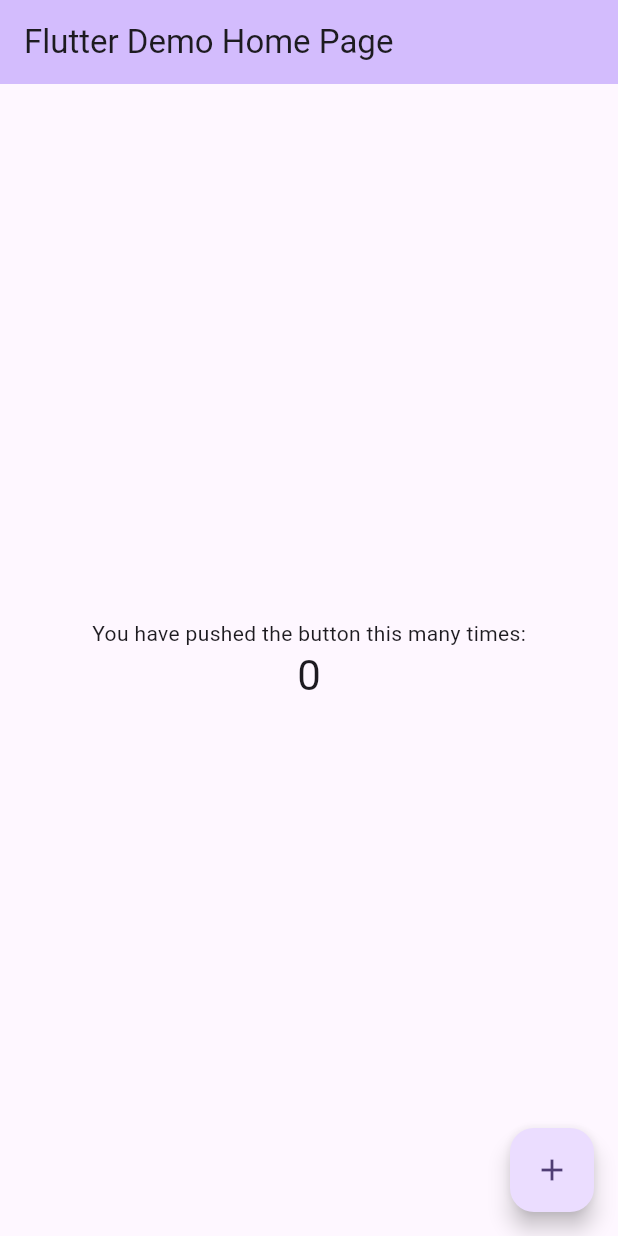
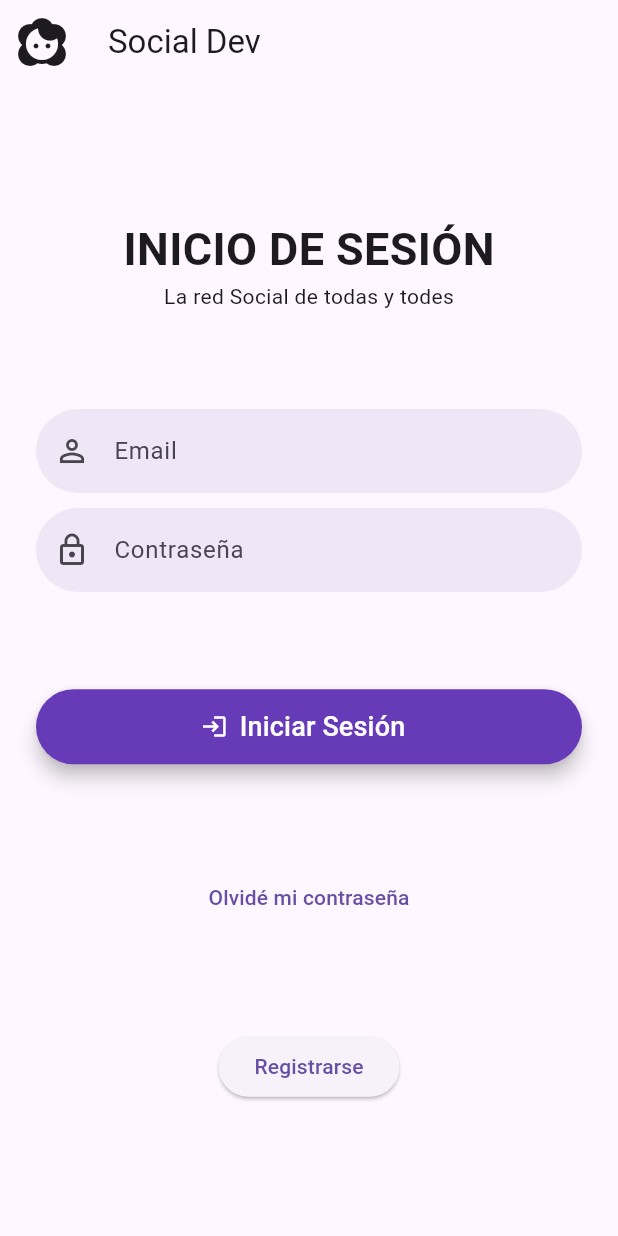
Before and after one commit to Luissylar/red_social_app, a Flutter app: the screen it shows after launch, on a phone screen of 412 x 824 dp. Run offline on Flutter 3.47's test engine with Material 3 defaults, Android fonts, the phone set to English and light mode, and no system bars.

Commit message:
realizando login y register de aplicacion red social

```diff
--- a/lib/main.dart
+++ b/lib/main.dart
@@ -1,125 +1,17 @@
 import 'package:flutter/material.dart';
+import 'package:red_social/pages/loginPage.dart'; // Asegúrate de importar tu pantalla de login
 
-void main() {
-  runApp(const MyApp());
-}
+void main() => runApp(MyApp());
 
 class MyApp extends StatelessWidget {
-  const MyApp({super.key});
-
-  // This widget is the root of your application.
   @override
   Widget build(BuildContext context) {
     return MaterialApp(
-      title: 'Flutter Demo',
+      title: 'Flutter Login Demo',
       theme: ThemeData(
-        // This is the theme of your application.
-        //
-        // TRY THIS: Try running your application with "flutter run". You'll see
-        // the application has a purple toolbar. Then, without quitting the app,
-        // try changing the seedColor in the colorScheme below to Colors.green
-        // and then invoke "hot reload" (save your changes or press the "hot
-        // reload" button in a Flutter-supported IDE, or press "r" if you used
-        // the command line to start the app).
-        //
-        // Notice that the counter didn't reset back to zero; the application
-        // state is not lost during the reload. To reset the state, use hot
-        // restart instead.
-        //
-        // This works for code too, not just values: Most code changes can be
-        // tested with just a hot reload.
-        colorScheme: ColorScheme.fromSeed(seedColor: Colors.deepPurple),
-        useMaterial3: true,
+        primarySwatch: Colors.blue,
       ),
-      home: const MyHomePage(title: 'Flutter Demo Home Page'),
+      home: LoginPage(), // Define la página de login como la primera pantalla
     );
   }
 }
-
-class MyHomePage extends StatefulWidget {
-  const MyHomePage({super.key, required this.title});
-
-  // This widget is the home page of your application. It is stateful, meaning
-  // that it has a State object (defined below) that contains fields that affect
-  // how it looks.
-
-  // This class is the configuration for the state. It holds the values (in this
-  // case the title) provided by the parent (in this case the App widget) and
-  // used by the build method of the State. Fields in a Widget subclass are
-  // always marked "final".
-
-  final String title;
-
-  @override
-  State<MyHomePage> createState() => _MyHomePageState();
-}
-
-class _MyHomePageState extends State<MyHomePage> {
-  int _counter = 0;
-
-  void _incrementCounter() {
-    setState(() {
-      // This call to setState tells the Flutter framework that something has
-      // changed in this State, which causes it to rerun the build method below
-      // so that the display can reflect the updated values. If we changed
-      // _counter without calling setState(), then the build method would not be
-      // called again, and so nothing would appear to happen.
-      _counter++;
-    });
-  }
-
-  @override
-  Widget build(BuildContext context) {
-    // This method is rerun every time setState is called, for instance as done
-    // by the _incrementCounter method above.
-    //
-    // The Flutter framework has been optimized to make rerunning build methods
-    // fast, so that you can just rebuild anything that needs updating rather
-    // than having to individually change instances of widgets.
-    return Scaffold(
-      appBar: AppBar(
-        // TRY THIS: Try changing the color here to a specific color (to
-        // Colors.amber, perhaps?) and trigger a hot reload to see the AppBar
-        // change color while the other colors stay the same.
-        backgroundColor: Theme.of(context).colorScheme.inversePrimary,
-        // Here we take the value from the MyHomePage object that was created by
-        // the App.build method, and use it to set our appbar title.
-        title: Text(widget.title),
-      ),
-      body: Center(
-        // Center is a layout widget. It takes a single child and positions it
-        // in the middle of the parent.
-        child: Column(
-          // Column is also a layout widget. It takes a list of children and
-          // arranges them vertically. By default, it sizes itself to fit its
-          // children horizontally, and tries to be as tall as its parent.
-          //
-          // Column has various properties to control how it sizes itself and
-          // how it positions its children. Here we use mainAxisAlignment to
-          // center the children vertically; the main axis here is the vertical
-          // axis because Columns are vertical (the cross axis would be
-          // horizontal).
-          //
-          // TRY THIS: Invoke "debug painting" (choose the "Toggle Debug Paint"
-          // action in the IDE, or press "p" in the console), to see the
-          // wireframe for each widget.
-          mainAxisAlignment: MainAxisAlignment.center,
-          children: <Widget>[
-            const Text(
-              'You have pushed the button this many times:',
-            ),
-            Text(
-              '$_counter',
-              style: Theme.of(context).textTheme.headlineMedium,
-            ),
-          ],
-        ),
-      ),
-      floatingActionButton: FloatingActionButton(
-        onPressed: _incrementCounter,
-        tooltip: 'Increment',
-        child: const Icon(Icons.add),
-      ), // This trailing comma makes auto-formatting nicer for build methods.
-    );
-  }
-}
--- a/lib/pages/loginPage.dart
+++ b/lib/pages/loginPage.dart
@@ -0,0 +1,175 @@
+import 'package:flutter/material.dart';
+import 'package:red_social/pages/register.dart';
+// La importación de 'package:flutter/rendering.dart' parece no ser necesaria aquí.
+
+// Declara los controladores de texto fuera de la clase del widget
+final TextEditingController _emailController = TextEditingController();
+final TextEditingController _passwordController = TextEditingController();
+
+class LoginPage extends StatelessWidget {
+  const LoginPage({Key? key}) : super(key: key);
+
+  @override
+  Widget build(BuildContext context) {
+    return SafeArea(
+      child: Scaffold(
+        appBar: AppBar(
+          title: Text("Social Dev"),
+          leading: Icon( // Icono como logotipo de red social
+            Icons.face_2, // Cambia a cualquier icono que desees usar como logotipo de red social
+            size: 32, // Tamaño del icono
+          ),
+        ),
+        body: Container(
+          margin: EdgeInsets.all(24),
+          child: Column(
+            mainAxisAlignment: MainAxisAlignment.spaceEvenly,
+            children: [
+              _header(context),
+              _inputField(context),
+              _loginButton(context),
+              _forgotPassword(context),
+              _signup(context)
+            ],
+          ),
+        ),
+      ),
+    );
+  }
+
+  Widget _header(BuildContext context) {
+    return Column(
+      children: [
+        Text(
+          "INICIO DE SESIÓN",
+          style: TextStyle(fontSize: 30, fontWeight: FontWeight.bold),
+        ),
+        Text(
+          "La red Social de todas y todes",
+        ),
+      ],
+    );
+  }
+
+  Widget _inputField(BuildContext context) {
+    return Column(
+      crossAxisAlignment: CrossAxisAlignment.stretch,
+      children: [
+        TextField(
+          controller: _emailController, // Asigna el controlador al campo de texto de email
+          decoration: InputDecoration(
+            hintText: "Email",
+            border: OutlineInputBorder(
+              borderRadius: BorderRadius.all(Radius.circular(28)),
+              borderSide: BorderSide.none,
+            ),
+            fillColor: Theme.of(context).primaryColor.withOpacity(0.1),
+            filled: true,
+            prefixIcon: Icon(Icons.person_outline),
+          ),
+        ),
+        SizedBox(height: 10,),
+        TextField(
+          controller: _passwordController, // Asigna el controlador al campo de texto de contraseña
+          decoration: InputDecoration(
+            hintText: "Contraseña",
+            border: OutlineInputBorder(
+              borderRadius: BorderRadius.all(Radius.circular(28)),
+              borderSide: BorderSide.none,
+            ),
+            fillColor: Theme.of(context).primaryColor.withOpacity(0.1),
+            filled: true,
+            prefixIcon: Icon(Icons.lock_outline),
+          ),
+          obscureText:true,
+        ),
+      ],
+    );
+  }
+
+  Widget _loginButton(BuildContext context) {
+    return ElevatedButton.icon(
+      icon: Icon(Icons.login),
+      label: Text(
+        'Iniciar Sesión',
+        style: TextStyle(
+          fontSize: 18,
+        ),
+      ),
+      onPressed: () {
+        // Lógica de verificación de los campos de entrada
+        if (_emailController.text.isEmpty || _passwordController.text.isEmpty) {
+          // Mostrar un modal si los campos están vacíos
+          showDialog(
+            context: context,
+            builder: (context) => AlertDialog(
+              title: Text('Campos Incompletos'),
+              content: Text('Por favor, complete todos los campos.'),
+              actions: <Widget>[
+                TextButton(
+                  onPressed: () => Navigator.of(context).pop(),
+                  child: Text('Cerrar'),
+                ),
+              ],
+            ),
+          );
+        } else if (!isValidEmail(_emailController.text)) {
+          // Mostrar un modal si el email no es válido
+          showDialog(
+            context: context,
+            builder: (context) => AlertDialog(
+              title: Text('Email Inválido'),
+              content: Text('Por favor, introduzca un email válido.'),
+              actions: <Widget>[
+                TextButton(
+                  onPressed: () => Navigator.of(context).pop(),
+                  child: Text('Cerrar'),
+                ),
+              ],
+            ),
+          );
+        } else {
+          // Si los campos son válidos, puedes proceder con la lógica de inicio de sesión
+          print("Iniciando sesión...");
+        }
+      },
+      style: ElevatedButton.styleFrom(
+        backgroundColor: Colors.deepPurple,
+        foregroundColor: Colors.white,
+        minimumSize: Size(double.infinity, 50),
+        shape: RoundedRectangleBorder(
+          borderRadius: BorderRadius.circular(30),
+        ),
+        elevation: 5,
+      ),
+    );
+  }
+
+  Widget _forgotPassword(BuildContext context) {
+    return TextButton(
+      onPressed: () {
+        // Lógica para olvidar contraseña
+      },
+      child: Text('Olvidé mi contraseña'),
+    );
+  }
+
+  Widget _signup(BuildContext context) {
+  return ElevatedButton(
+    onPressed: () {
+      // Navegar a la página de registro
+      Navigator.push(
+        context,
+        MaterialPageRoute(builder: (context) => RegisterPage()),
+      );
+    },
+    child: Text('Registrarse'),
+  );
+}
+
+
+  // Función para validar un correo electrónico
+  bool isValidEmail(String email) {
+    return RegExp(r"^[a-zA-Z0-9.]+@[a-zA-Z0-9]+\.[a-zA-Z]+").hasMatch(email);
+  }
+}
```
Also changed, not shown: lib/pages/register.dart (added, +140 -0 lines), 1 other file.
